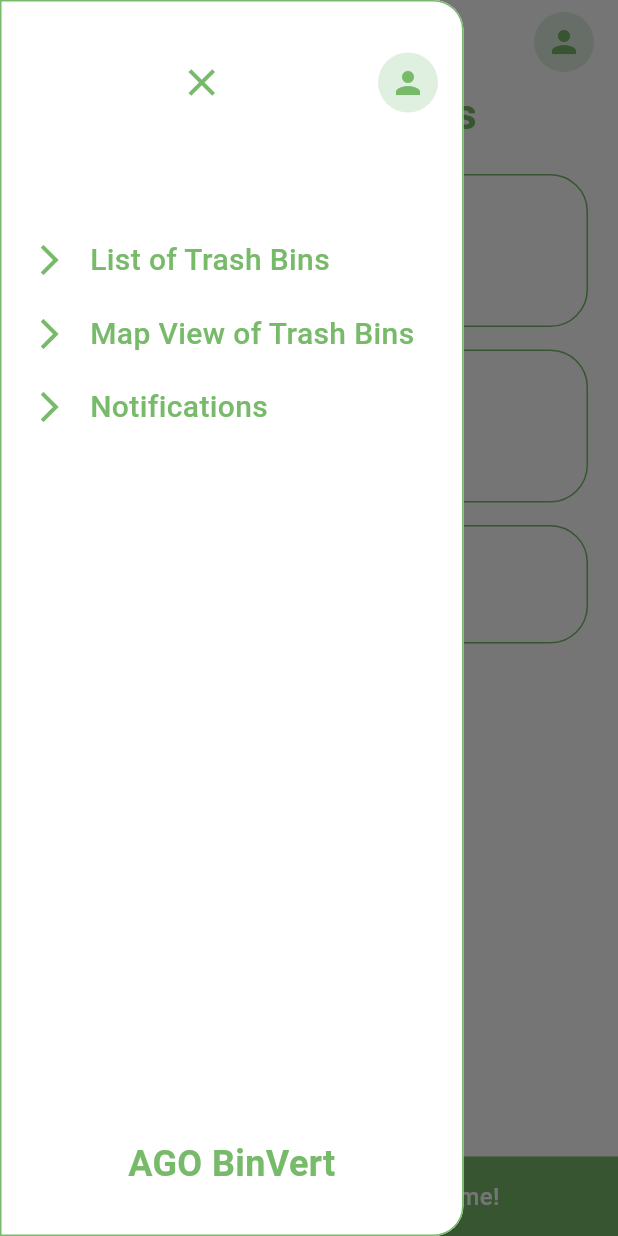
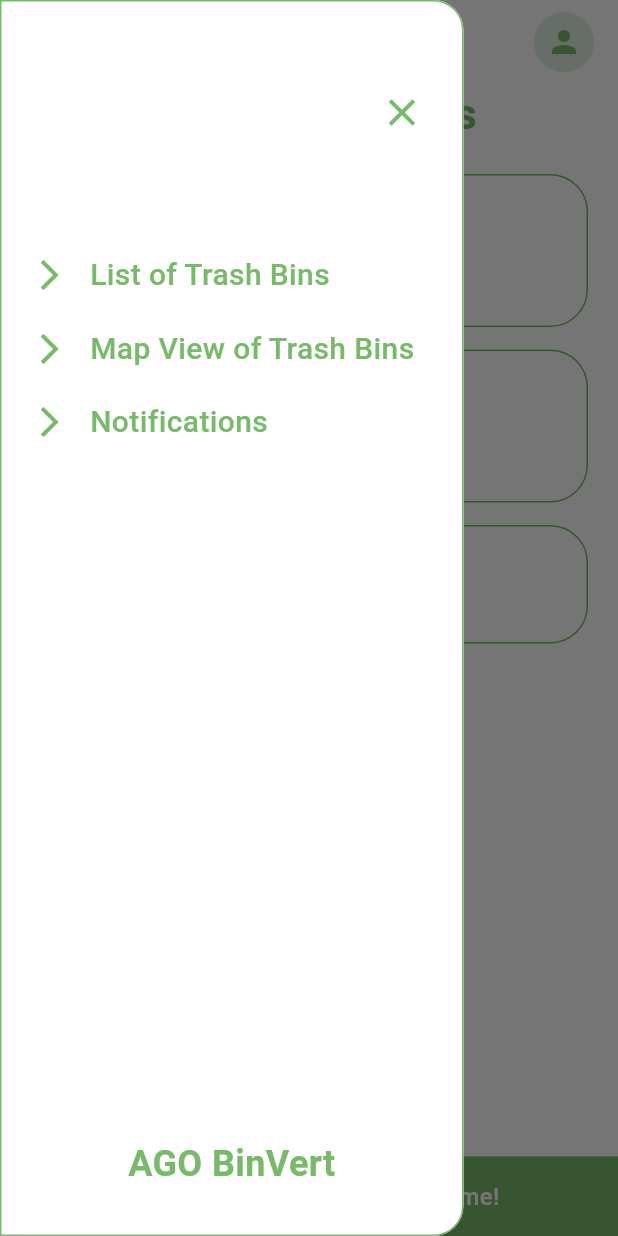
Before and after one commit to onursahinler/ago_bin_vert2, a Flutter app: the screen it shows after launch, after a tap on "Log In", after a tap on the "menu" icon, on a phone screen of 412 x 824 dp. Run offline on Flutter 3.47's test engine with Material 3 defaults, Android fonts, the phone set to English and light mode, and no system bars.

Commit message:
tüm sayfalar
hatalar düzeltildi

```diff
--- a/lib/custom_drawer.dart
+++ b/lib/custom_drawer.dart
@@ -25,28 +25,20 @@ class CustomDrawer extends StatelessWidget {
             children: [
               // Drawer header with close button
               Container(
-                padding: EdgeInsets.symmetric(horizontal: 16, vertical: 30),
+                padding: EdgeInsets.symmetric(horizontal: 16, vertical: 50),
                 child: Row(
-                  mainAxisAlignment: MainAxisAlignment.spaceBetween,
+                  mainAxisAlignment: MainAxisAlignment.end,
                   children: [
-                    Container(), // Empty container for alignment
                     IconButton(
                       icon: Icon(Icons.close, color: Color(0xFF77BA69), size: 30),
                       onPressed: () {
                         Navigator.pop(context);
                       },
                     ),
-                    CircleAvatar(
-                      backgroundColor: Color(0xFFE0F0E0),
-                      child: Icon(
-                        Icons.person,
-                        color: Color(0xFF77BA69),
-                      ),
-                    ),
                   ],
                 ),
               ),
-              SizedBox(height: 50),
+              SizedBox(height: 20),
               // Menu items
               _buildMenuItem(
                   context: context,
@@ -98,7 +90,17 @@ class CustomDrawer extends StatelessWidget {
       onTap: () {
         Navigator.pop(context); // Close drawer
         if (ModalRoute.of(context)?.settings.name != route) {
-          Navigator.pushReplacementNamed(context, route);
+          if (route == '/map_view') {
+            // Show a message that map view is coming soon
+            ScaffoldMessenger.of(context).showSnackBar(
+              SnackBar(
+                content: Text('Map view feature is coming soon!'),
+                duration: Duration(seconds: 2),
+              ),
+            );
+          } else {
+            Navigator.pushNamed(context, route);
+          }
         }
       },
       child: Padding(
--- a/lib/login_page.dart
+++ b/lib/login_page.dart
@@ -50,9 +50,10 @@ class _LoginPageState extends State<LoginPage> {
                         ),
                         child: TextField(
                           controller: _emailController,
+                          textAlign: TextAlign.left,
                           decoration: InputDecoration(
                             hintText: 'E-mail',
-                            contentPadding: EdgeInsets.symmetric(horizontal: 20),
+                            contentPadding: EdgeInsets.symmetric(horizontal: 20, vertical: 15),
                             border: InputBorder.none,
                           ),
                         ),
@@ -67,9 +68,10 @@ class _LoginPageState extends State<LoginPage> {
                         child: TextField(
                           controller: _passwordController,
                           obscureText: _obscureText,
+                          textAlign: TextAlign.left,
                           decoration: InputDecoration(
                             hintText: 'Password',
-                            contentPadding: EdgeInsets.symmetric(horizontal: 20),
+                            contentPadding: EdgeInsets.symmetric(horizontal: 20, vertical: 15),
                             border: InputBorder.none,
                             suffixIcon: IconButton(
                               icon: Icon(
--- a/lib/profile_page.dart
+++ b/lib/profile_page.dart
@@ -9,6 +9,7 @@ class ProfilePage extends StatelessWidget {
   Widget build(BuildContext context) {
     return Scaffold(
       backgroundColor: Colors.white,
+      drawer: CustomDrawer(),
       appBar: AppBar(
         backgroundColor: Colors.white,
         elevation: 0,
```
Also changed, not shown: lib/notifications_page.dart (+10 -5 lines), lib/trash_bin_detail_page.dart (+10 -5 lines).
